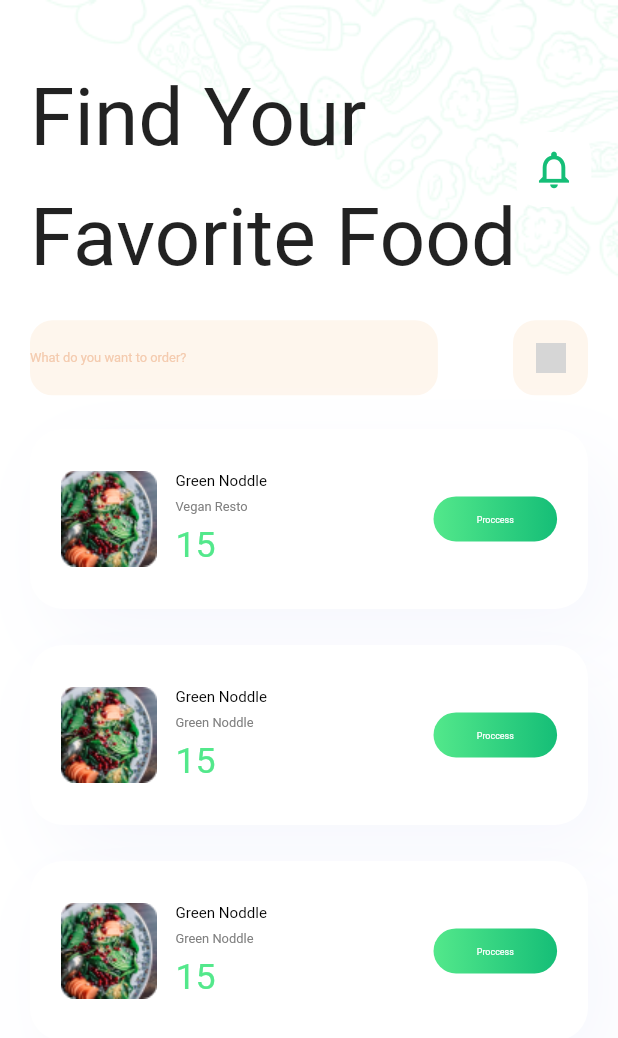
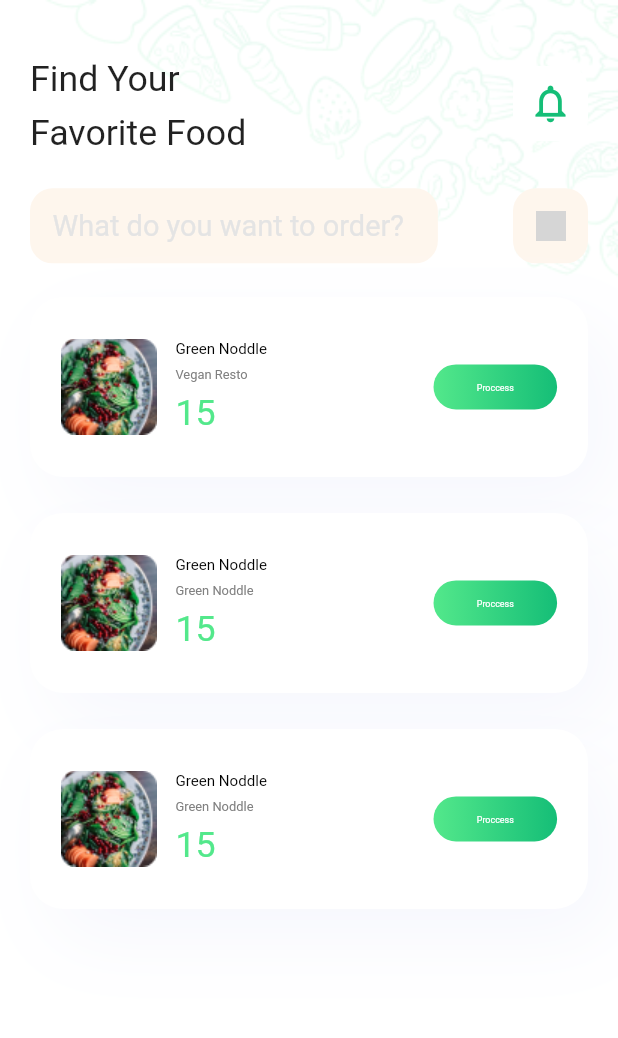
Before and after one commit to xuanloc251199/doanapp, a Flutter app: the CartPage screen opened directly, on a phone screen of 412 x 824 dp. Shown: the top 1038 px of the screen. Run offline on Flutter 3.47's test engine with Material 2 defaults, Android fonts, the light colour scheme and no system bars; our stand-ins replace bottom_navy_bar, flutter_secure_storage, flutter_svg, font_awesome_flutter, get, google_maps_flutter and 4 more; accounts and stored records are empty; grey boxes are pictures that could not be loaded.

Commit message:
update prj

```diff
--- a/lib/data/network/network_config.dart
+++ b/lib/data/network/network_config.dart
@@ -1,5 +1,5 @@
 class NetworkConfig {
-  static const String BASE_URL = "http://192.168.54.242:8000";
+  static const String BASE_URL = "http://192.168.1.8:8000";
 
   static const String API_LOGIN = BASE_URL + "/api/auth/login";
   static const String API_REGISTER = BASE_URL + "/api/auth/register";
--- a/lib/ui/auth/sign_up/view/sign_up_page.dart
+++ b/lib/ui/auth/sign_up/view/sign_up_page.dart
@@ -28,7 +28,9 @@
         builder: (value) => AnnotatedRegion(
           child: Scaffold(
             resizeToAvoidBottomInset: false,
-            body: _buildBody(),
+            body: GestureDetector(
+                onTap: () => FocusScope.of(context).unfocus(),
+                child: _buildBody()),
           ),
           value: SystemUiOverlayStyle(
             statusBarColor: Colors.transparent,
--- a/lib/ui/cart/view/cart_page.dart
+++ b/lib/ui/cart/view/cart_page.dart
@@ -67,7 +67,7 @@
                               TITLE_HOME_PAGE,
                               style: TextStyle(
                                 fontFamily: robotoRegular,
-                                fontSize: largeMediumSize,
+                                fontSize: largeSize,
                                 height: normalLineSpacing,
                               ),
                             ),
@@ -102,6 +102,11 @@
                                 prefixIcon: Icons.search,
                                 prefixIconColor: orangeDarkColor,
                                 hint: HINT_SEARCH_TEXT,
+                                hintTextStytle: TextStyle(
+                                  color: greyDarkColor,
+                                  fontSize: 18.sp,
+                                  fontFamily: robotoRegular,
+                                ),
                                 radius: 15,
                                 inputBoxShadow: BoxShadow(
                                   color: shadowColor,
--- a/lib/ui/chat/view/chat_detail_page.dart
+++ b/lib/ui/chat/view/chat_detail_page.dart
@@ -240,7 +240,7 @@
                                             end: Alignment.centerRight,
                                             colors: [
                                               greyLightColor,
-                                              greyDarktColor,
+                                              greyDarkColor,
                                             ],
                                           )
                                         : null,
--- a/lib/ui/home/view/rating_page.dart
+++ b/lib/ui/home/view/rating_page.dart
@@ -189,7 +189,7 @@
                       linearGradient: LinearGradient(
                         begin: Alignment.centerLeft,
                         end: Alignment.centerRight,
-                        colors: [greyLightColor, greyDarktColor],
+                        colors: [greyLightColor, greyDarkColor],
                       ),
                     )
                   ],
--- a/lib/ui/home/view/voucher_page.dart
+++ b/lib/ui/home/view/voucher_page.dart
@@ -65,7 +65,7 @@
                         height: 50,
                         bgButton: orangeLightColor,
                         child: Center(
-                          child: Container(
+                          child: SizedBox(
                             width: 20,
                             height: 20,
                             child: Image.asset(
--- a/lib/values/colors.dart
+++ b/lib/values/colors.dart
@@ -17,7 +17,7 @@
 const Color greenWhiteLightColor = Color(0xFFEDFCF3);
 const Color greenWhiteDarkColor = Color(0xFFCCF5DC);
 const Color greyLightColor = Color(0xFFF6F6F6);
-const Color greyDarktColor = Color(0xFFE4E4E4);
+const Color greyDarkColor = Color(0xFFE4E4E4);
 const Color redDarkColor = Color(0xFFCC3C3C);
 const Color redLightColor = Color(0xFFFF4B4B);
 const Color shadowColor = Color(0xFFF6F7FD);
--- a/lib/values/styles.dart
+++ b/lib/values/styles.dart
@@ -1,23 +1,31 @@
+import 'package:daoan6/constants.dart';
 import 'package:flutter/material.dart';
+import 'package:responsive_sizer/responsive_sizer.dart';
 
 import 'colors.dart';
 import 'dimen.dart';
 import 'fonts.dart';
 
 final TextStyle inputTextStyle = TextStyle(
-  color: orangeDarkColor,
-  fontSize: smallMediumSize,
+  color: kPrimaryColor,
+  fontSize: mediumXSize,
   fontFamily: robotoBold,
 );
 
 final TextStyle inputHintTextStyle = TextStyle(
-  color: hintTextColor,
-  fontSize: smallMediumSize,
+  color: kPrimaryColor,
+  fontSize: 12.sp,
   fontFamily: robotoRegular,
 );
 
 final TextStyle hintTextStyle = TextStyle(
   color: textGreyColor,
-  fontSize: smallMediumSize,
+  fontSize: mediumSize,
   fontFamily: robotoRegular,
 );
+
+final TextStyle titleTextStyle = TextStyle(
+  color: textBlackColor,
+  fontSize: mediumXSize,
+  fontFamily: robotoRegular,
+);
--- a/lib/widget/neu_button_widget.dart
+++ b/lib/widget/neu_button_widget.dart
@@ -50,7 +50,7 @@
           color: bgButton ?? bgWhiteColor,
           border: isBorder == true
               ? Border.all(
-                  color: borderColor ?? greyDarktColor,
+                  color: borderColor ?? greyDarkColor,
                   width: 1,
                 )
               : null,
--- a/lib/widget/special_button_widget.dart
+++ b/lib/widget/special_button_widget.dart
@@ -88,8 +88,8 @@
                             activity!,
                             textAlign: TextAlign.center,
                             style: TextStyle(
-                              fontFamily: robotoRegular,
-                              fontSize: verySmallSize,
+                              fontFamily: robotoBold,
+                              fontSize: normalXSize,
                               color: textActivityColor ?? mainLightColor,
                             ),
                           ),
--- a/lib/widget/text_field_widget.dart
+++ b/lib/widget/text_field_widget.dart
@@ -1,12 +1,12 @@
+import 'package:daoan6/constants.dart';
 import 'package:flutter/material.dart';
-import 'package:daoan6/values/colors.dart';
-import 'package:daoan6/values/dimen.dart';
-import 'package:daoan6/values/fonts.dart';
-import 'package:daoan6/values/styles.dart';
+import '../values/colors.dart';
+import '../values/styles.dart';
 
 class TextFieldWidget extends StatefulWidget {
   final String? title;
   final String? hint;
+  final double? widthBorder;
   final TextEditingController? textController;
   final TextInputAction? textAction;
   final IconData? prefixIcon;
@@ -22,9 +22,11 @@
   final Color? suffixIconColor;
   final double width;
   final double height;
+  final double? hintPadding;
   final Color? bgColor;
   final BorderSide? enableBorder;
   final TextStyle? hintTextStytle;
+  final TextStyle? inputTextStytle;
   final BoxShadow? inputBoxShadow;
   final bool isEnable;
   final bool? isPrefix;
@@ -37,6 +39,7 @@
     Key? key,
     this.title,
     this.hint,
+    this.widthBorder,
     this.textController,
     this.textAction,
     this.prefixIcon,
@@ -53,6 +56,7 @@
     this.borderEnableColor,
     this.enableBorder,
     this.hintTextStytle,
+    this.inputTextStytle,
     this.inputBoxShadow,
     required this.isEnable,
     this.isPrefix,
@@ -62,6 +66,7 @@
     this.validator,
     this.invalid,
     this.isObscureText,
+    this.hintPadding,
   }) : super(key: key);
 
   @override
@@ -91,6 +96,9 @@
             focusNode: widget.focusNode,
             textAlign: TextAlign.start,
             decoration: InputDecoration(
+                hintMaxLines: 1,
+                contentPadding: EdgeInsets.symmetric(
+                    horizontal: widget.hintPadding ?? 15.0),
                 hintText: widget.hint,
                 hintStyle: widget.hintTextStytle ?? inputHintTextStyle,
                 prefixIcon: widget.isPrefix == true
@@ -108,8 +116,8 @@
                 focusedBorder: OutlineInputBorder(
                   borderRadius: BorderRadius.circular(widget.radius ?? 15),
                   borderSide: BorderSide(
-                    color: widget.borderColor ?? orangeDarkColor,
-                    width: 0.5,
+                    color: widget.borderColor ?? kPrimaryColor,
+                    width: widget.widthBorder ?? 0.5,
                   ),
                 ),
                 enabledBorder: widget.isEnable == true
@@ -117,8 +125,8 @@
                         borderRadius:
                             BorderRadius.circular(widget.radius ?? 15),
                         borderSide: BorderSide(
-                          color: widget.borderEnableColor ?? greyDarktColor,
-                          width: 0.5,
+                          color: widget.borderEnableColor ?? greyDarkColor,
+                          width: widget.widthBorder ?? 0.5,
                         ),
                       )
                     : null,
```
Also changed, not shown: lib/Pages/your_order/components/search_bar.dart (+29 -18 lines), lib/ui/auth/login/view/login_page.dart (+63 -52 lines), lib/ui/home/view/home_page.dart (+22 -10 lines), lib/ui/home/view/product_item.dart (+4 -4 lines), lib/ui/home/view/search_page.dart (+24 -14 lines), lib/ui/home/view/shop_item.dart (+4 -3 lines).
